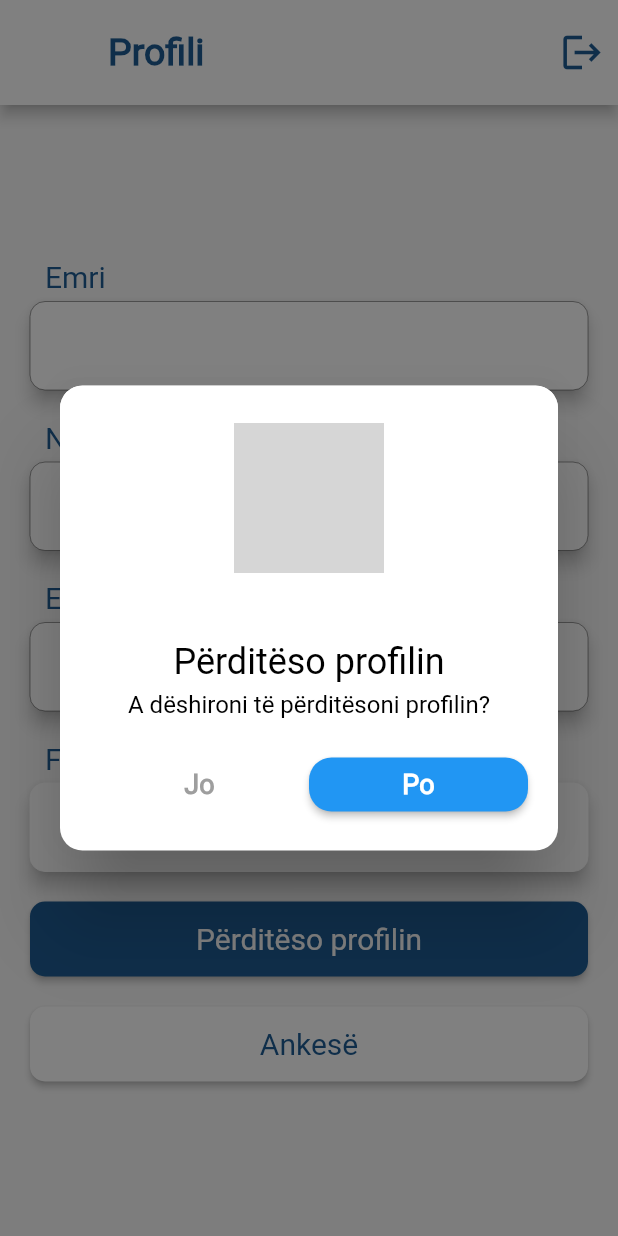
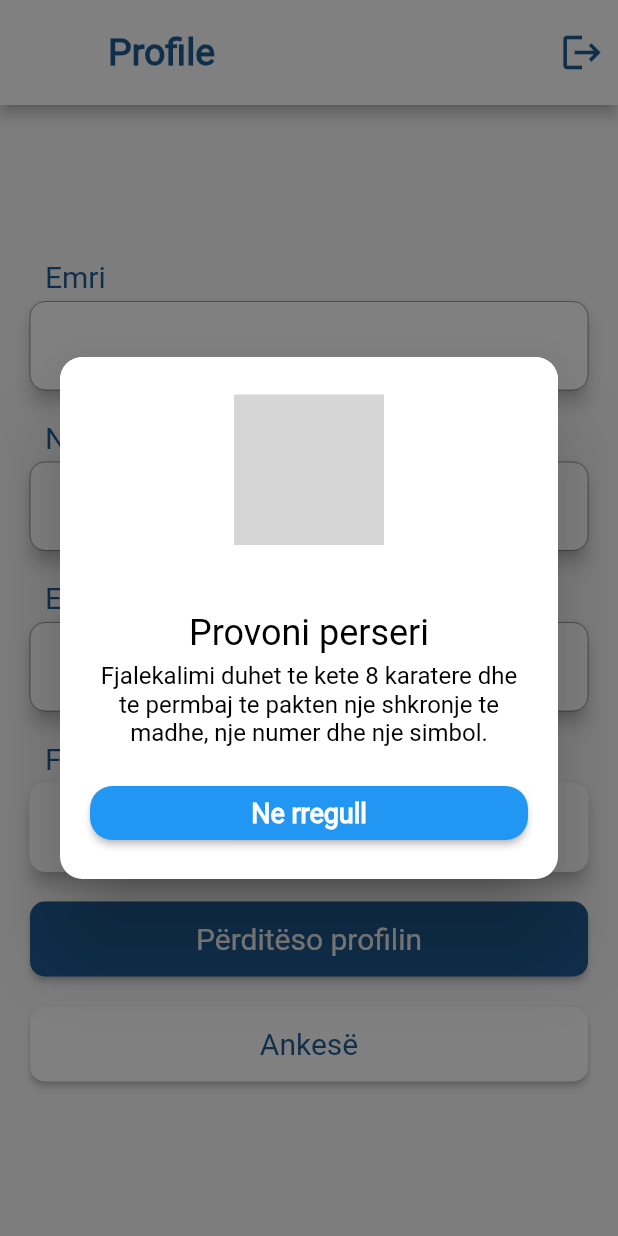
Before and after one commit to gentrimcanolli/spitali_im, a Flutter app: the ProfileScreen screen opened directly with empty values, after a tap on "Përditëso profilin", on a phone screen of 412 x 824 dp. Run offline on Flutter 3.47's test engine with Material 2 defaults, Android fonts, the phone set to English and light mode, and no system bars; our stand-ins replace cloud_firestore, firebase_auth, firebase_core, quickalert; missing offline and left inert: crypt, flutter_email_sender; accounts and stored records are empty; network calls fail; Roboto replaces fonts that are missing (Roboto-Regular.ttf); grey boxes are pictures that could not be loaded.

Commit message:
profile password change function remodeled

```diff
--- a/lib/ui/appointments/appointment.dart
+++ b/lib/ui/appointments/appointment.dart
@@ -2,6 +2,7 @@ import 'package:flutter/material.dart';
 import 'package:quickalert/quickalert.dart';
 import 'package:spitali_im/ui/appointments/appointment_reservation.dart';
 import 'package:spitali_im/ui/reusable_widgets/reusable_widgets.dart';
+
 import '../../constants/colors.dart';
 import '../../constants/fonts.dart';
 import '../../data/database/appointment_helper.dart';
@@ -24,7 +25,7 @@ class _AppointmentScreenState extends State<AppointmentScreen> {
   @override
   Widget build(BuildContext context) {
     return Scaffold(
-      appBar: primaryAppBar("Terminet", false, context),
+      appBar: primaryAppBar("Terminet"),
       floatingActionButton: FloatingActionButton(
         onPressed: () {
           Navigator.push(
--- a/lib/ui/doctors/doctors.dart
+++ b/lib/ui/doctors/doctors.dart
@@ -1,5 +1,6 @@
 import 'package:flutter/material.dart';
 import 'package:spitali_im/ui/doctors/doctor_details.dart';
+
 import '../../data/database/doctor_helper.dart';
 import '../../data/models/doctor_model.dart';
 import '../reusable_widgets/reusable_widgets.dart';
@@ -17,7 +18,7 @@ class _DoctorsScreenState extends State<DoctorsScreen> {
   @override
   Widget build(BuildContext context) {
     return Scaffold(
-      appBar: primaryAppBar("Doktorët", false, context),
+      appBar: primaryAppBar("Doktorët"),
       body: FutureBuilder(
         future: doctorHelper.getDoctorList(),
         builder: (context, snapshot) {
--- a/lib/ui/home/home.dart
+++ b/lib/ui/home/home.dart
@@ -15,7 +15,7 @@ class _HomeScreenState extends State<HomeScreen> {
   @override
   Widget build(BuildContext context) {
     return Scaffold(
-      appBar: primaryAppBar("Ballina", false, context),
+      appBar: primaryAppBar("Ballina"),
       body: Center(
         child: Column(
           children: [
--- a/lib/ui/login/login.dart
+++ b/lib/ui/login/login.dart
@@ -2,6 +2,7 @@ import 'package:flutter/material.dart';
 import 'package:spitali_im/ui/navigation/nav.dart';
 import 'package:spitali_im/ui/register/register.dart';
 import 'package:spitali_im/ui/reusable_widgets/reusable_widgets.dart';
+
 import '../../constants/colors.dart';
 import '../../constants/fonts.dart';
 import '../../data/database/login_helper.dart';
@@ -21,7 +22,7 @@ class _LoginScreenState extends State<LoginScreen> {
   @override
   Widget build(BuildContext context) {
     return Scaffold(
-      appBar: primaryAppBar("Kyçu", false, context),
+      appBar: primaryAppBar("Kyçu"),
       body: SingleChildScrollView(
         child: Padding(
           padding: const EdgeInsets.only(left: 30.0, top: 50.0, right: 30.0),
--- a/lib/ui/profile/profile.dart
+++ b/lib/ui/profile/profile.dart
@@ -3,8 +3,12 @@ import 'package:quickalert/quickalert.dart';
 import 'package:spitali_im/data/models/user_model.dart';
 import 'package:spitali_im/ui/profile/complaint.dart';
 import 'package:spitali_im/ui/reusable_widgets/reusable_widgets.dart';
+import 'package:spitali_im/utils/password_validation.dart';
 
+import '../../constants/colors.dart';
+import '../../constants/fonts.dart';
 import '../../data/database/profile_helper.dart';
+import '../login/login.dart';
 
 class ProfileScreen extends StatefulWidget {
   String personalNo = '';
@@ -27,7 +31,48 @@ class _ProfileScreenState extends State<ProfileScreen> {
   @override
   Widget build(BuildContext context) {
     return Scaffold(
-      appBar: primaryAppBar("Profili", true, context),
+      appBar: AppBar(
+        toolbarHeight: 70.0,
+        backgroundColor: Colors.white,
+        actions: [
+          IconButton(
+            icon: Icon(
+              Icons.logout,
+              color: mainBlueColor(),
+              size: 30.0,
+            ),
+            onPressed: () {
+              QuickAlert.show(
+                  context: context,
+                  title: 'Shkyçu',
+                  text: "Dëshironi të shkyçeni?",
+                  type: QuickAlertType.confirm,
+                  confirmBtnText: "Po",
+                  cancelBtnText: "Jo",
+                  onCancelBtnTap: () {
+                    Navigator.pop(context);
+                  },
+                  onConfirmBtnTap: () {
+                    Navigator.pushReplacement(
+                      context,
+                      MaterialPageRoute(
+                        builder: (ctx) => LoginScreen(),
+                      ),
+                    );
+                  });
+            },
+          ),
+        ],
+        title: Text(
+          "Profile",
+          style: TextStyle(
+            fontSize: 25.0,
+            fontWeight: FontWeight.bold,
+            color: mainBlueColor(),
+            fontFamily: kRoboto,
+          ),
+        ),
+      ),
       body: Center(
         child: FutureBuilder(
             future: profileHelper.getUserProfile(widget.personalNo),
@@ -70,17 +115,28 @@ class _ProfileScreenState extends State<ProfileScreen> {
                         ),
                         primaryButton(
                           text: "Përditëso profilin",
-                          onTap: () {
-                            QuickAlert.show(
+                          onTap: () async {
+                            bool passwordValid = passwordValidation(
+                                _passwordController.text.toString());
+                            if (passwordValid) {
+                              profileHelper
+                                  .changePassword(
+                                    context,
+                                    _passwordController.text.toString(),
+                                  )
+                                  .then(
+                                    (value) => _passwordController.clear(),
+                                  );
+                            } else {
+                              QuickAlert.show(
                                 context: context,
-                                title: "Përditëso profilin",
-                                text: "A dëshironi të përditësoni profilin?",
-                                type: QuickAlertType.confirm,
-                                confirmBtnText: "Po",
-                                cancelBtnText: "Jo",
-                                onConfirmBtnTap: () async {
-
-                                });
+                                type: QuickAlertType.error,
+                                title: "Provoni perseri",
+                                text:
+                                    "Fjalekalimi duhet te kete 8 karatere dhe te permbaj te pakten nje shkronje te madhe, nje numer dhe nje simbol.",
+                                confirmBtnText: "Ne rregull",
+                              );
+                            }
                           },
                         ),
                         const SizedBox(height: 20.0),
--- a/lib/ui/register/register.dart
+++ b/lib/ui/register/register.dart
@@ -67,7 +67,6 @@ class _RegisterScreenState extends State<RegisterScreen> {
               primaryButton(
                   text: "Regjistrohu",
                   onTap: () async {
-                    setState(() {
                     userModel = UserModel(
                       name: _nameController.text.toString(),
                       surname: _surnameController.text.toString(),
@@ -75,7 +74,6 @@ class _RegisterScreenState extends State<RegisterScreen> {
                       telephoneNo: _telNoController.text.toString(),
                       email: _emailController.text.toString(),
                     );
-                    });
 
                     if (validInfo()) {
                       await registerHelper
--- a/lib/ui/reusable_widgets/reusable_widgets.dart
+++ b/lib/ui/reusable_widgets/reusable_widgets.dart
@@ -1,50 +1,15 @@
 import 'package:flutter/material.dart';
 import 'package:flutter/rendering.dart';
-import 'package:quickalert/models/quickalert_type.dart';
-import 'package:quickalert/quickalert.dart';
 import 'package:spitali_im/constants/colors.dart';
-import 'package:spitali_im/ui/login/login.dart';
 
 import '../../constants/fonts.dart';
 
 AppBar primaryAppBar(
   String title,
-  bool hasAction,
-  BuildContext context,
 ) {
   return AppBar(
     toolbarHeight: 70.0,
     backgroundColor: Colors.white,
-    actions: (hasAction)
-        ? [
-            IconButton(
-              icon: Icon(
-                Icons.logout,
-                color: mainBlueColor(),
-                size: 30.0,
-              ),
-              onPressed: () {
-                QuickAlert.show(
-                    context: context,
-                    title: 'Shkyçu',
-                    text: "Dëshironi të shkyçeni?",
-                    type: QuickAlertType.confirm,
-                    confirmBtnText: "Po",
-                    cancelBtnText: "Jo",
-                    onConfirmBtnTap: () {
-                      Navigator.pop(context);
-                    }).then(
-                  (value) => Navigator.pushReplacement(
-                    context,
-                    MaterialPageRoute(
-                      builder: (ctx) => LoginScreen(),
-                    ),
-                  ),
-                );
-              },
-            ),
-          ]
-        : null,
     title: Text(
       title,
       style: TextStyle(
```
Also changed, not shown: lib/data/database/profile_helper.dart (+25 -10 lines). Lines whose indentation alone changed are shown as unchanged.
